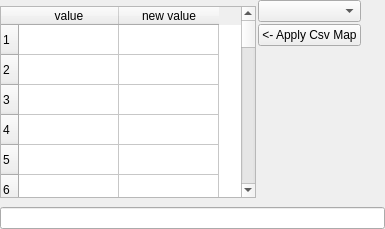
This is gui/ui/DlgTableReplaceInput.ui in hboussard/chloe_qgis as Qt 5 draws it before an edit. The edited form follows.
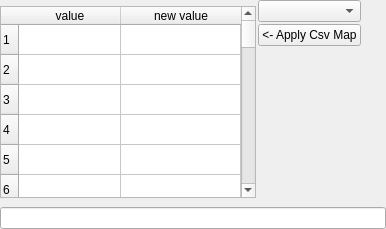
This is the edited form.

The edit to the form file:
```diff
--- a/gui/ui/DlgTableReplaceInput.ui
+++ b/gui/ui/DlgTableReplaceInput.ui
@@ -6,7 +6,7 @@
    <rect>
     <x>0</x>
     <y>0</y>
-    <width>385</width>
+    <width>386</width>
     <height>229</height>
    </rect>
   </property>
@@ -50,6 +50,18 @@
          <property name="rowCount">
           <number>64</number>
          </property>
+         <attribute name="horizontalHeaderCascadingSectionResizes">
+          <bool>true</bool>
+         </attribute>
+         <attribute name="horizontalHeaderDefaultSectionSize">
+          <number>102</number>
+         </attribute>
+         <attribute name="horizontalHeaderStretchLastSection">
+          <bool>true</bool>
+         </attribute>
+         <attribute name="verticalHeaderDefaultSectionSize">
+          <number>30</number>
+         </attribute>
          <row/>
          <row/>
          <row/>
```
